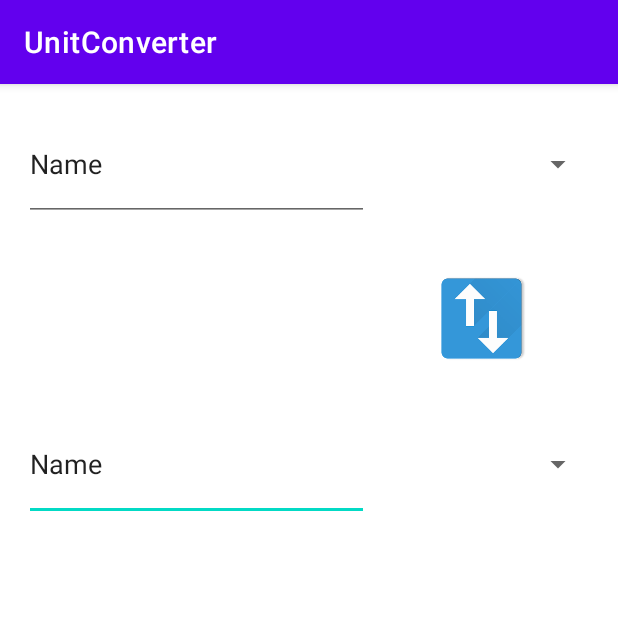
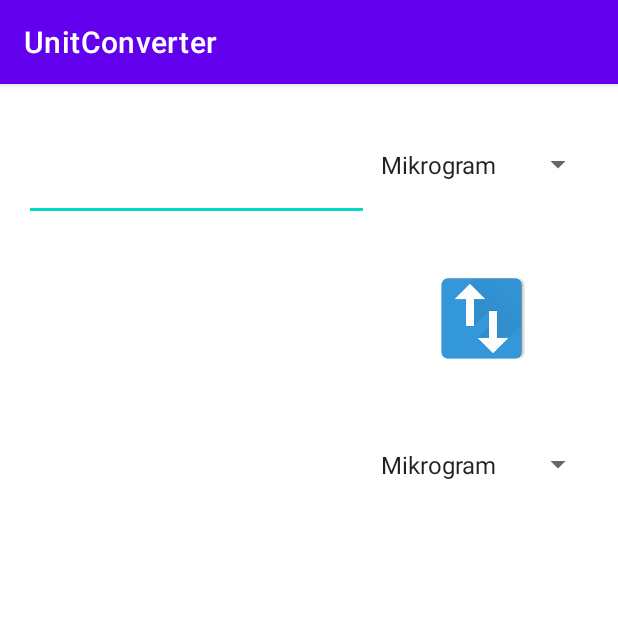
Before and after one commit to armankuyucu/UnitConverter, an Android app: the WeightConverterActivity screen opened directly, with no data from a screen before it, on a phone screen of 412 x 824 dp, the top half of it. Run offline under Robolectric (Android 15) with nearby library versions, the phone set to English and light mode, and no system bars.

Commit message:
Calculate weight conversion and add a superclass to reduce repeating code

```diff
--- a/app/src/main/java/com/example/unitconverter/WeightConverterActivity.kt
+++ b/app/src/main/java/com/example/unitconverter/WeightConverterActivity.kt
@@ -1,11 +1,101 @@
 package com.example.unitconverter
 
-import androidx.appcompat.app.AppCompatActivity
 import android.os.Bundle
+import android.text.Editable
+import android.text.TextWatcher
+import android.view.View
+import android.widget.AdapterView
+import com.example.unitconverter.databinding.ActivityWeightConverterBinding
 
-class WeightConverterActivity : AppCompatActivity() {
+class WeightConverterActivity : ConverterActivity() {
+    private lateinit var binding: ActivityWeightConverterBinding
+
     override fun onCreate(savedInstanceState: Bundle?) {
         super.onCreate(savedInstanceState)
-        setContentView(R.layout.activity_weight_converter)
+        binding = ActivityWeightConverterBinding.inflate(layoutInflater)
+        setContentView(binding.root)
+
+        binding.editTextInput.addTextChangedListener(object : TextWatcher {
+            override fun beforeTextChanged(s: CharSequence?, start: Int, count: Int, after: Int) {
+            }
+
+            override fun onTextChanged(s: CharSequence, start: Int, before: Int, count: Int) {
+                if (s.toString().isNotEmpty()) {
+                    convert()
+                }
+            }
+
+            override fun afterTextChanged(s: Editable?) {
+            }
+
+        })
+
+        binding.spinnerInput.onItemSelectedListener = object : AdapterView.OnItemSelectedListener {
+            override fun onItemSelected(
+                parent: AdapterView<*>,
+                view: View,
+                position: Int,
+                id: Long
+            ) {
+                // This method is called whenever an item is selected in the Spinner
+                if (binding.editTextInput.text.isNotEmpty()) {
+                    convert()
+                }
+            }
+
+            override fun onNothingSelected(parent: AdapterView<*>) {}
+        }
+
+        binding.spinnerOutput.onItemSelectedListener = object : AdapterView.OnItemSelectedListener {
+            override fun onItemSelected(
+                parent: AdapterView<*>,
+                view: View,
+                position: Int,
+                id: Long
+            ) {
+                // This method is called whenever an item is selected in the Spinner
+                if (binding.textViewOutput.text.isNotEmpty()) {
+                    convert()
+                }
+            }
+
+            override fun onNothingSelected(parent: AdapterView<*>) {}
+        }
+
+        binding.swapSpinner.setOnClickListener {
+            swapSpinnerTexts(binding.spinnerInput,binding.spinnerOutput)
+        }
+
+    }
+
+    fun convertWeight(value: Double, fromUnit: String, toUnit: String): Double {
+        val conversionFactors = mapOf(
+            "mikrogram" to 0.000001,
+            "miligram" to 0.001,
+            "santigram" to 0.01,
+            "decigram" to 0.1,
+            "gram" to 1.0,
+            "dekagram" to 10.0,
+            "hektogram" to 100.0,
+            "kilogram" to 1000.0,
+            "megagram" to 1000000.0,
+            "ons" to 28.3495,
+            "pound" to 453.592,
+            "stone" to 6350.29,
+            "ton" to 1000000.0,
+            )
+
+        val fromFactor = conversionFactors.getValue(fromUnit.lowercase())
+        val toFactor = conversionFactors.getValue(toUnit.lowercase())
+
+        return value * fromFactor / toFactor
+    }
+
+    fun convert() {
+        val input = getEditTextInput(binding.editTextInput)
+        val from = getSpinnerSelection(binding.spinnerInput)
+        val to = getSpinnerSelection(binding.spinnerOutput)
+        val convertedValue = convertWeight(input, from, to)
+        binding.textViewOutput.text = convertedValue.toString()
     }
 }
--- a/app/src/main/res/layout/activity_weight_converter.xml
+++ b/app/src/main/res/layout/activity_weight_converter.xml
@@ -7,21 +7,21 @@
 
     <Spinner
         android:id="@+id/spinnerOutput"
+        android:entries="@array/weight"
         android:layout_width="150dp"
         android:layout_height="75dp"
         app:layout_constraintEnd_toEndOf="parent"
         app:layout_constraintHorizontal_bias="0.0"
         app:layout_constraintStart_toEndOf="@+id/editTextInput"
-        app:layout_constraintTop_toTopOf="@+id/editTextOutput" />
+        app:layout_constraintTop_toTopOf="@+id/textViewOutput" />
 
-    <EditText
-        android:id="@+id/editTextOutput"
+    <TextView
+        android:id="@+id/textViewOutput"
         android:layout_width="0dp"
         android:layout_height="75dp"
         android:layout_marginTop="200dp"
         android:ems="10"
-        android:inputType="textPersonName"
-        android:text="Name"
+        android:inputType="numberDecimal"
         app:layout_constraintEnd_toStartOf="@+id/spinnerInput"
         app:layout_constraintHorizontal_bias="1.0"
         app:layout_constraintHorizontal_chainStyle="packed"
@@ -33,8 +33,7 @@
         android:layout_width="0dp"
         android:layout_height="75dp"
         android:ems="10"
-        android:inputType="textPersonName"
-        android:text="Name"
+        android:inputType="numberDecimal"
         app:layout_constraintEnd_toStartOf="@+id/spinnerInput"
         app:layout_constraintHorizontal_bias="0.5"
         app:layout_constraintHorizontal_chainStyle="packed"
@@ -43,6 +42,7 @@
 
     <Spinner
         android:id="@+id/spinnerInput"
+        android:entries="@array/weight"
         android:layout_width="150dp"
         android:layout_height="75dp"
         app:layout_constraintEnd_toEndOf="parent"
@@ -51,10 +51,10 @@
         app:layout_constraintTop_toTopOf="@+id/editTextInput" />
 
     <ImageView
-        android:id="@+id/imageView2"
+        android:id="@+id/swapSpinner"
         android:layout_width="102dp"
         android:layout_height="67dp"
-        app:layout_constraintBottom_toTopOf="@+id/editTextOutput"
+        app:layout_constraintBottom_toTopOf="@+id/textViewOutput"
         app:layout_constraintEnd_toEndOf="@+id/spinnerOutput"
         app:layout_constraintStart_toStartOf="@+id/spinnerOutput"
         app:layout_constraintTop_toBottomOf="@+id/editTextInput"
--- a/app/src/main/res/values/strings.xml
+++ b/app/src/main/res/values/strings.xml
@@ -12,4 +12,20 @@
         <item>Foot</item>
         <item>Inch</item>
     </string-array>
+
+    <string-array name="weight">
+        <item>Mikrogram</item>
+        <item>Miligram</item>
+        <item>Santigram</item>
+        <item>Desigram</item>
+        <item>Gram</item>
+        <item>Dekagram</item>
+        <item>Hektogram</item>
+        <item>Kilogram</item>
+        <item>Megagram</item>
+        <item>Ons</item>
+        <item>Pound</item>
+        <item>Ton</item>
+    </string-array>
+
 </resources>
```
Also changed, not shown: app/src/main/java/com/example/unitconverter/ConverterActivity.kt (added, +23 -0 lines), app/src/main/java/com/example/unitconverter/LengthConverterActivity.kt (+19 -26 lines), app/src/main/res/layout/activity_area_converter.xml (+4 -4 lines), app/src/main/res/layout/activity_lenght_converter.xml (+5 -5 lines).
